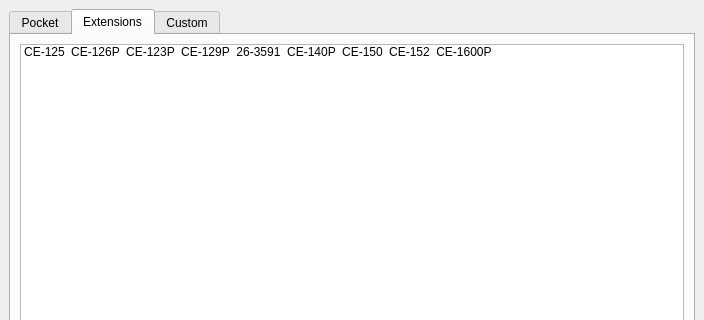
This is ui/startup.ui in TheProjecter/pockemul as Qt 5 draws it before an edit; both pictures show x 0 to 704 and y 0 to 320 of the 704 by 557 pixel window. The edited form follows.
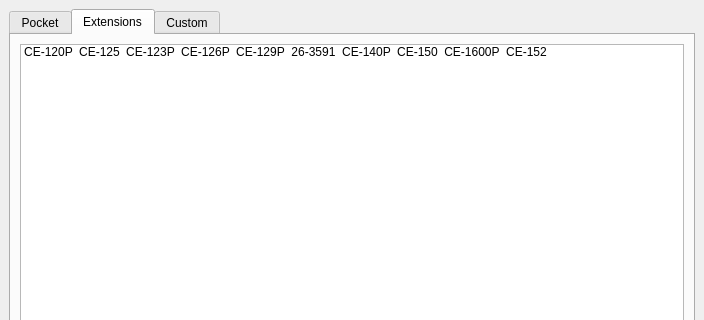
This is the edited form. The open tabs and pages were chosen to show the change. Icons and pictures are not drawn.

What changed in the file:
```diff
--- a/ui/startup.ui
+++ b/ui/startup.ui
@@ -400,6 +400,15 @@
          <property name="uniformItemSizes">
           <bool>false</bool>
          </property>
+         <item>
+          <property name="text">
+           <string>CE-120P</string>
+          </property>
+          <property name="icon">
+           <iconset resource="../resources/ext.qrc">
+            <normaloff>:/EXT/ext/ce-120p.jpg</normaloff>:/EXT/ext/ce-120p.jpg</iconset>
+          </property>
+         </item>
          <item>
           <property name="text">
            <string>CE-125</string>
@@ -409,15 +418,6 @@
             <normaloff>:/EXT/ext/ce-125.jpg</normaloff>:/EXT/ext/ce-125.jpg</iconset>
           </property>
          </item>
-         <item>
-          <property name="text">
-           <string>CE-126P</string>
-          </property>
-          <property name="icon">
-           <iconset resource="../resources/ext.qrc">
-            <normaloff>:/EXT/ext/ce-126p.png</normaloff>:/EXT/ext/ce-126p.png</iconset>
-          </property>
-         </item>
          <item>
           <property name="text">
            <string>CE-123P</string>
@@ -427,6 +427,15 @@
             <normaloff>:/EXT/ext/ce-123p.jpg</normaloff>:/EXT/ext/ce-123p.jpg</iconset>
           </property>
          </item>
+         <item>
+          <property name="text">
+           <string>CE-126P</string>
+          </property>
+          <property name="icon">
+           <iconset resource="../resources/ext.qrc">
+            <normaloff>:/EXT/ext/ce-126p.png</normaloff>:/EXT/ext/ce-126p.png</iconset>
+          </property>
+         </item>
          <item>
           <property name="text">
            <string>CE-129P</string>
@@ -463,15 +472,6 @@
             <normaloff>:/EXT/ext/ce-150.jpg</normaloff>:/EXT/ext/ce-150.jpg</iconset>
           </property>
          </item>
-         <item>
-          <property name="text">
-           <string>CE-152</string>
-          </property>
-          <property name="icon">
-           <iconset resource="../resources/ext.qrc">
-            <normaloff>:/EXT/ext/ce-152.png</normaloff>:/EXT/ext/ce-152.png</iconset>
-          </property>
-         </item>
          <item>
           <property name="text">
            <string>CE-1600P</string>
@@ -481,6 +481,15 @@
             <normaloff>:/EXT/ext/ce-1600p.png</normaloff>:/EXT/ext/ce-1600p.png</iconset>
           </property>
          </item>
+         <item>
+          <property name="text">
+           <string>CE-152</string>
+          </property>
+          <property name="icon">
+           <iconset resource="../resources/ext.qrc">
+            <normaloff>:/EXT/ext/ce-152.png</normaloff>:/EXT/ext/ce-152.png</iconset>
+          </property>
+         </item>
         </widget>
        </item>
       </layout>
```
